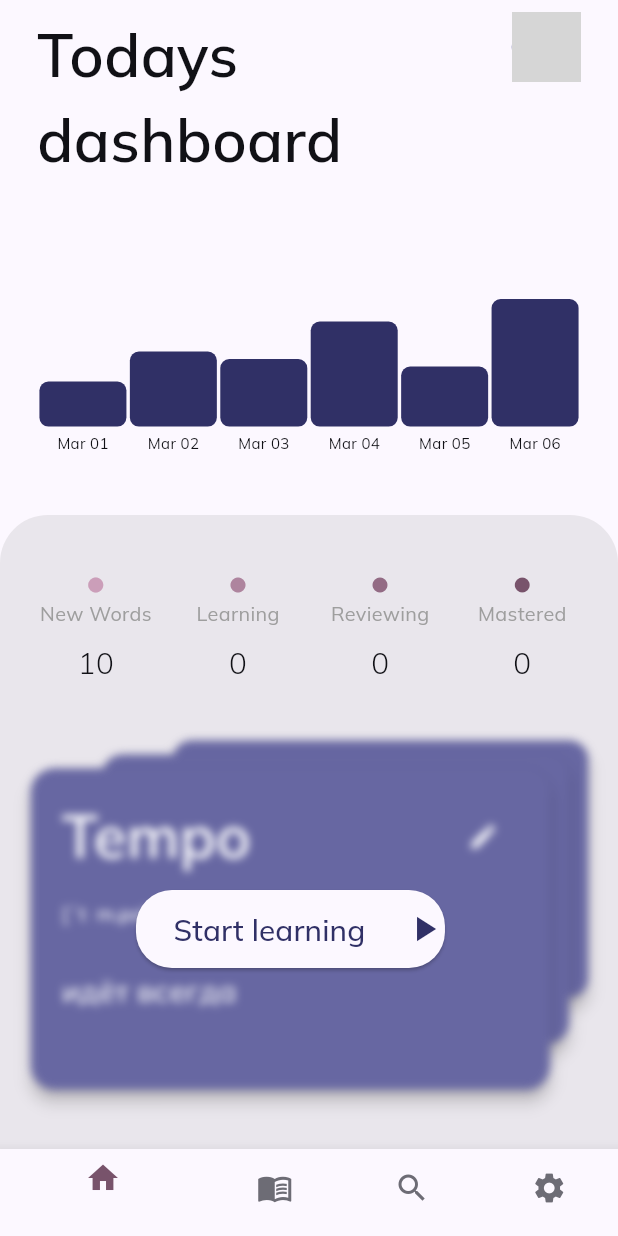
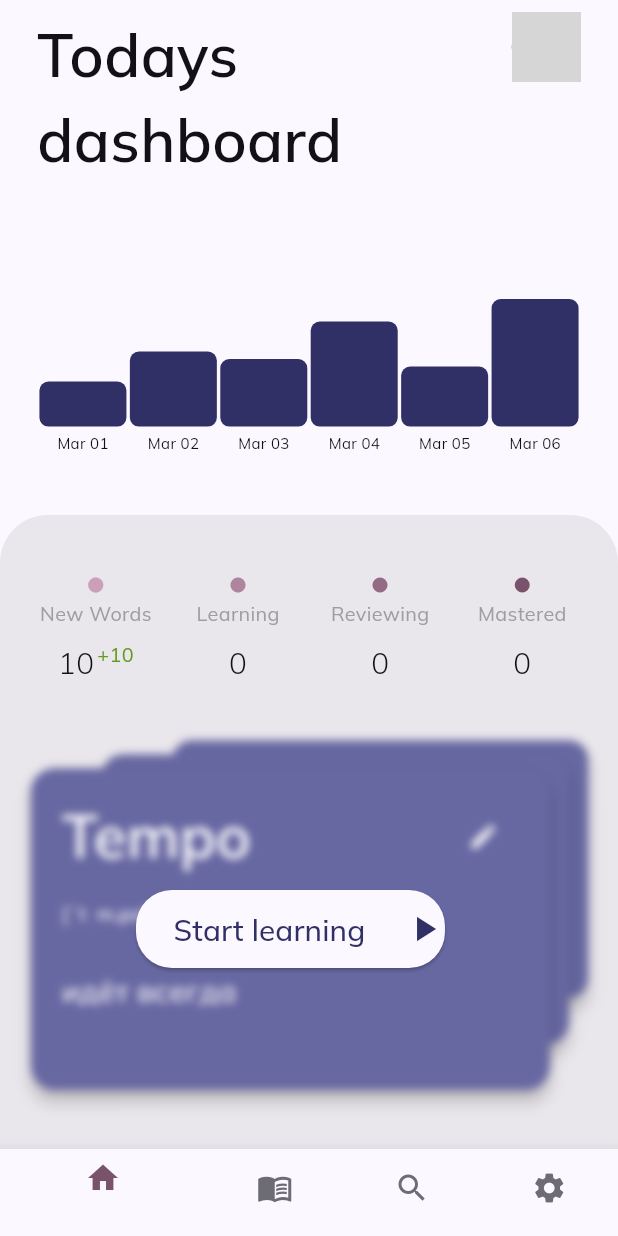
Before and after one commit to Alex-Yu21/flashcards, a Flutter app: the screen it shows after launch, on a phone screen of 412 x 824 dp. Run offline on Flutter 3.47's test engine with Material 3 defaults, Android fonts, the phone set to English and light mode, and no system bars; drawn by our look-alikes of flutter_card_swiper; our stand-ins replace equatable, flutter_bloc, google_fonts; missing offline and left inert: flutter_flip_card; network calls fail; grey boxes are pictures that could not be loaded.

Commit message:
feat: add animated status counters

```diff
--- /dev/null
+++ b/lib/features/home/cubit/status_overview_cubit.dart
@@ -0,0 +1,69 @@
+import 'package:flutter_bloc/flutter_bloc.dart';
+
+class StatusItem {
+  final int from;
+  final int to;
+
+  const StatusItem({required this.from, required this.to});
+
+  int get delta => to - from;
+
+  StatusItem update(int next) => StatusItem(from: to, to: next);
+
+  factory StatusItem.zero() => const StatusItem(from: 0, to: 0);
+}
+
+class StatusOverviewState {
+  final StatusItem newWords;
+  final StatusItem learning;
+  final StatusItem reviewing;
+  final StatusItem mastered;
+
+  const StatusOverviewState({
+    required this.newWords,
+    required this.learning,
+    required this.reviewing,
+    required this.mastered,
+  });
+
+  factory StatusOverviewState.initial() => StatusOverviewState(
+    newWords: StatusItem.zero(),
+    learning: StatusItem.zero(),
+    reviewing: StatusItem.zero(),
+    mastered: StatusItem.zero(),
+  );
+
+  StatusOverviewState copyWith({
+    StatusItem? newWords,
+    StatusItem? learning,
+    StatusItem? reviewing,
+    StatusItem? mastered,
+  }) => StatusOverviewState(
+    newWords: newWords ?? this.newWords,
+    learning: learning ?? this.learning,
+    reviewing: reviewing ?? this.reviewing,
+    mastered: mastered ?? this.mastered,
+  );
+}
+
+class StatusOverviewCubit extends Cubit<StatusOverviewState> {
+  StatusOverviewCubit() : super(StatusOverviewState.initial());
+
+  void update({
+    required int newWords,
+    required int learning,
+    required int reviewing,
+    required int mastered,
+  }) {
+    emit(
+      state.copyWith(
+        newWords: state.newWords.update(newWords),
+        learning: state.learning.update(learning),
+        reviewing: state.reviewing.update(reviewing),
+        mastered: state.mastered.update(mastered),
+      ),
+    );
+  }
+
+  void reset() => emit(StatusOverviewState.initial());
+}
--- a/lib/features/home/presentation/screens/home_screen.dart
+++ b/lib/features/home/presentation/screens/home_screen.dart
@@ -2,6 +2,7 @@ import 'package:flashcards/core/extensions/context_extensions.dart';
 import 'package:flashcards/core/theme/app_colors.dart';
 import 'package:flashcards/features/home/cubit/statistics_cubit.dart';
 import 'package:flashcards/features/home/cubit/statistics_state.dart';
+import 'package:flashcards/features/home/cubit/status_overview_cubit.dart';
 import 'package:flashcards/features/home/presentation/widgets/progress_bar_widget.dart';
 import 'package:flashcards/features/home/presentation/widgets/start_learning_card_swiper_widget.dart';
 import 'package:flashcards/features/home/presentation/widgets/status_overview_widget.dart';
@@ -18,8 +19,11 @@ class HomeScreenRoute extends StatelessWidget {
   Widget build(BuildContext context) {
     final repo = context.read<FlashcardRepository>();
 
-    return BlocProvider(
-      create: (_) => StatisticsCubit(repo)..init(),
+    return MultiBlocProvider(
+      providers: [
+        BlocProvider(create: (_) => StatisticsCubit(repo)..init()),
+        BlocProvider(create: (_) => StatusOverviewCubit()),
+      ],
       child: const HomeScreen(),
     );
   }
@@ -52,7 +56,6 @@ class HomeScreen extends StatelessWidget {
                 child: _header(context, h),
               ),
             ),
-
             SizedBox(height: pL),
 
             const Flexible(
@@ -62,7 +65,6 @@ class HomeScreen extends StatelessWidget {
                 child: ProgressBarWidget(),
               ),
             ),
-
             SizedBox(height: pL),
 
             Flexible(
@@ -120,23 +122,19 @@ class HomeScreen extends StatelessWidget {
         children: [
           Padding(
             padding: EdgeInsets.symmetric(horizontal: pS, vertical: pM),
-            child: BlocBuilder<StatisticsCubit, StatisticsState>(
-              builder: (_, state) {
+            child: BlocListener<StatisticsCubit, StatisticsState>(
+              listenWhen: (prev, curr) => prev != curr,
+              listener: (context, state) {
                 int val(CardCategory c) => state.currentCounts[c] ?? 0;
-                int delta(CardCategory c) =>
-                    val(c) - (state.initialCounts[c] ?? 0);
 
-                return StatusOverviewWidget(
+                context.read<StatusOverviewCubit>().update(
                   newWords: val(CardCategory.newWords),
                   learning: val(CardCategory.learning),
                   reviewing: val(CardCategory.reviewing),
                   mastered: val(CardCategory.mastered),
-                  newWordsDelta: delta(CardCategory.newWords),
-                  learningDelta: delta(CardCategory.learning),
-                  reviewingDelta: delta(CardCategory.reviewing),
-                  masteredDelta: delta(CardCategory.mastered),
                 );
               },
+              child: const StatusOverviewWidget(),
             ),
           ),
 
--- a/lib/features/home/presentation/widgets/status_overview_widget.dart
+++ b/lib/features/home/presentation/widgets/status_overview_widget.dart
@@ -1,31 +1,20 @@
+import 'dart:async';
+
 import 'package:flashcards/core/extensions/context_extensions.dart';
 import 'package:flashcards/core/theme/app_colors.dart';
+import 'package:flashcards/features/home/cubit/status_overview_cubit.dart';
 import 'package:flutter/material.dart';
+import 'package:flutter_bloc/flutter_bloc.dart';
 
 class StatusOverviewWidget extends StatelessWidget {
-  const StatusOverviewWidget({
-    super.key,
-    this.newWords = 0,
-    this.learning = 0,
-    this.reviewing = 0,
-    this.mastered = 0,
-    this.newWordsDelta = 0,
-    this.learningDelta = 0,
-    this.reviewingDelta = 0,
-    this.masteredDelta = 0,
-  });
+  const StatusOverviewWidget({super.key});
 
-  final int newWords;
-  final int learning;
-  final int reviewing;
-  final int mastered;
-  final int newWordsDelta;
-  final int learningDelta;
-  final int reviewingDelta;
-  final int masteredDelta;
+  static const _animDuration = Duration(milliseconds: 800);
 
   @override
   Widget build(BuildContext context) {
+    return BlocBuilder<StatusOverviewCubit, StatusOverviewState>(
+      builder: (context, state) {
         return Container(
           decoration: BoxDecoration(borderRadius: BorderRadius.circular(16)),
           padding: const EdgeInsets.symmetric(vertical: 16),
@@ -33,53 +22,56 @@ class StatusOverviewWidget extends StatelessWidget {
             mainAxisAlignment: MainAxisAlignment.spaceAround,
             children: [
               Expanded(
-            child: _buildStatItem(
-              context,
-              AppColors.tertiary70,
-              'New Words',
-              newWords,
-              newWordsDelta,
+                child: _StatItem(
+                  color: AppColors.tertiary70,
+                  label: 'New Words',
+                  item: state.newWords,
                 ),
               ),
               Expanded(
-            child: _buildStatItem(
-              context,
-              AppColors.tertiary60,
-              'Learning',
-              learning,
-              learningDelta,
+                child: _StatItem(
+                  color: AppColors.tertiary60,
+                  label: 'Learning',
+                  item: state.learning,
                 ),
               ),
               Expanded(
-            child: _buildStatItem(
-              context,
-              AppColors.tertiary50,
-              'Reviewing',
-              reviewing,
-              reviewingDelta,
+                child: _StatItem(
+                  color: AppColors.tertiary50,
+                  label: 'Reviewing',
+                  item: state.reviewing,
                 ),
               ),
               Expanded(
-            child: _buildStatItem(
-              context,
-              AppColors.tertiary40,
-              'Mastered',
-              mastered,
-              masteredDelta,
+                child: _StatItem(
+                  color: AppColors.tertiary40,
+                  label: 'Mastered',
+                  item: state.mastered,
                 ),
               ),
             ],
           ),
         );
+      },
+    );
+  }
 }
 
-  Widget _buildStatItem(
-    BuildContext context,
-    Color color,
-    String label,
-    int count,
-    int delta,
-  ) {
+class _StatItem extends StatelessWidget {
+  const _StatItem({
+    required this.color,
+    required this.label,
+    required this.item,
+  });
+
+  final Color color;
+  final String label;
+  final StatusItem item;
+
+  @override
+  Widget build(BuildContext context) {
+    final textStyle = context.bodyStyle.copyWith(fontWeight: FontWeight.w300);
+
     return Column(
       mainAxisSize: MainAxisSize.min,
       children: [
@@ -87,11 +79,109 @@ class StatusOverviewWidget extends StatelessWidget {
         const SizedBox(height: 4),
         Text(label, style: context.captionStyle.copyWith(color: Colors.grey)),
         const SizedBox(height: 8),
+
+        item.delta == 0
+            ? TimedCountUp(
+              start: item.from,
+              end: item.to,
+              totalDuration: StatusOverviewWidget._animDuration,
+              style: textStyle,
+            )
+            : Row(
+              mainAxisAlignment: MainAxisAlignment.center,
+              crossAxisAlignment: CrossAxisAlignment.start,
+              children: [
+                TimedCountUp(
+                  start: item.from,
+                  end: item.to,
+                  totalDuration: StatusOverviewWidget._animDuration,
+                  style: textStyle,
+                ),
+                const SizedBox(width: 2),
                 Text(
-          delta == 0 ? '$count' : '$count $delta',
-          style: context.bodyStyle.copyWith(fontWeight: FontWeight.w300),
+                  item.delta > 0 ? '+${item.delta}' : '${item.delta}',
+                  style: context.captionStyle.copyWith(
+                    color:
+                        item.delta > 0
+                            ? const Color.fromARGB(255, 98, 156, 33)
+                            : Colors.grey.shade700,
+                  ),
+                ),
+              ],
             ),
       ],
     );
   }
 }
+
+class TimedCountUp extends StatefulWidget {
+  final int start;
+  final int end;
+  final Duration totalDuration;
+  final TextStyle? style;
+
+  const TimedCountUp({
+    super.key,
+    required this.start,
+    required this.end,
+    this.totalDuration = const Duration(milliseconds: 800),
+    this.style,
+  });
+
+  @override
+  State<TimedCountUp> createState() => _TimedCountUpState();
+}
+
+class _TimedCountUpState extends State<TimedCountUp> {
+  late int _current;
+  Timer? _timer;
+
+  @override
+  void initState() {
+    super.initState();
+    _runCounter();
+  }
+
+  @override
+  void didUpdateWidget(TimedCountUp oldWidget) {
+    super.didUpdateWidget(oldWidget);
+    if (oldWidget.end != widget.end) _runCounter();
+  }
+
+  void _runCounter() {
+    _timer?.cancel();
+    _current = widget.start;
+
+    final steps = (widget.end - widget.start).abs();
+    if (steps == 0) {
+      setState(() {});
+      return;
+    }
+
+    final stepDuration = widget.totalDuration ~/ steps;
+
+    _timer = Timer.periodic(stepDuration, (t) {
+      if (_current == widget.end) {
+        t.cancel();
+      } else {
+        setState(() {
+          _current += widget.start < widget.end ? 1 : -1;
+        });
+      }
+    });
+  }
+
+  @override
+  void dispose() {
+    _timer?.cancel();
+    super.dispose();
+  }
+
+  @override
+  Widget build(BuildContext context) {
+    return Text(
+      _current.toString(),
+      style: widget.style ?? Theme.of(context).textTheme.bodyMedium,
+    );
+  }
+}
```
Lines whose indentation alone changed are shown as unchanged.
